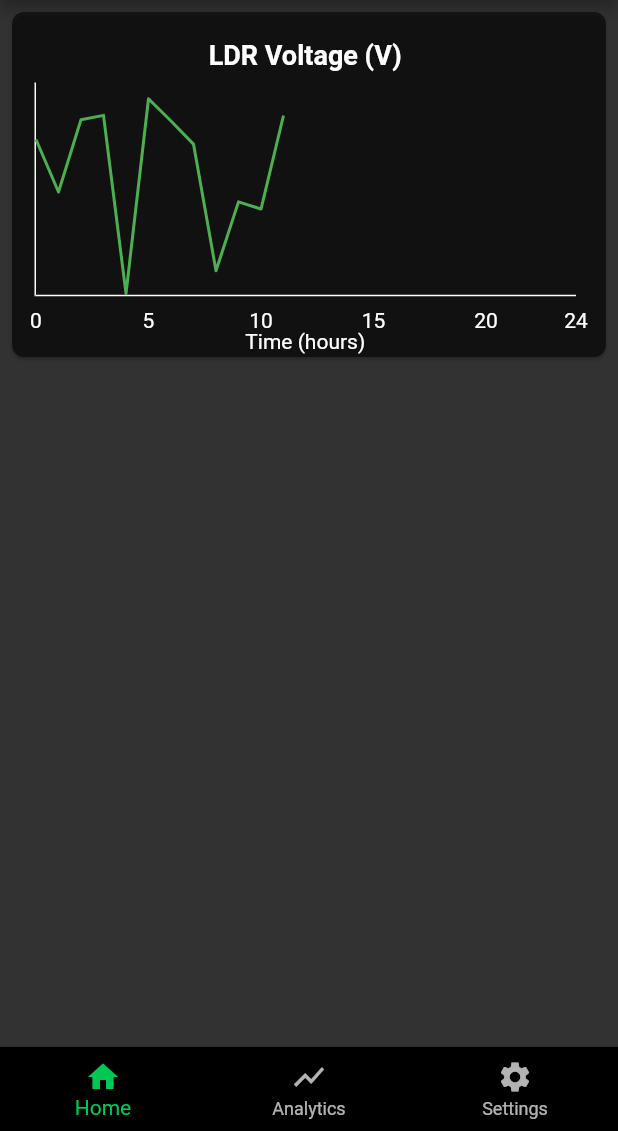
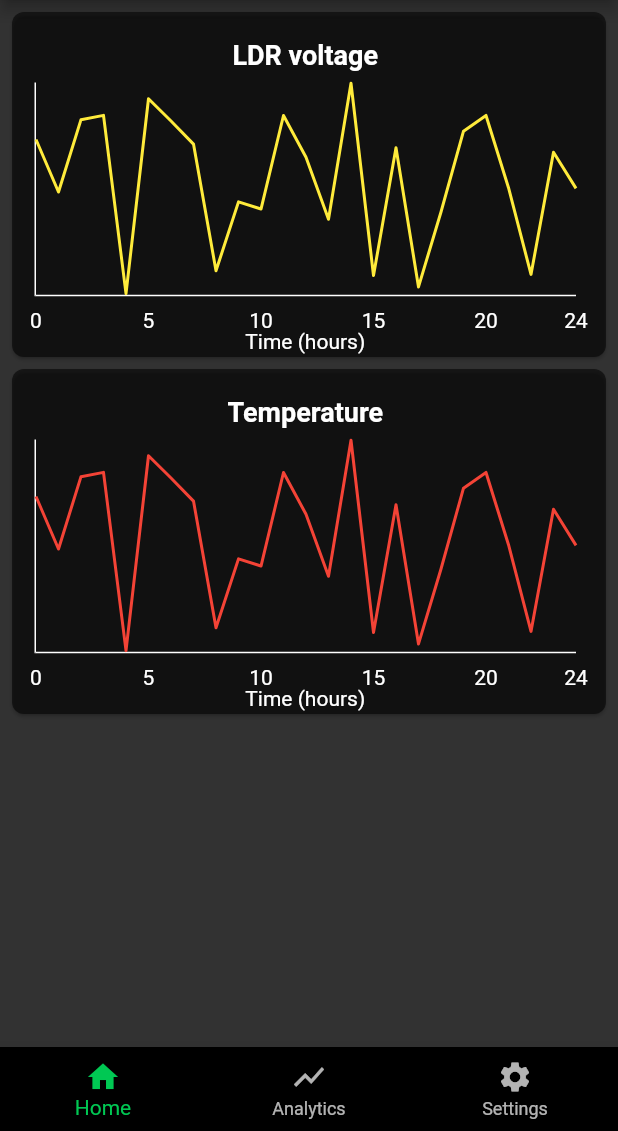
Before and after one commit to MRo47/MistyGro, a Flutter app: the screen it shows once a user with an empty profile is signed in, on a phone screen of 412 x 824 dp, the part 105-1236 px from its top. Run offline on Flutter 3.47's test engine with Material 2 defaults, Android fonts, the phone set to English and light mode, and no system bars; drawn by our look-alikes of fl_chart; our stand-ins replace firebase_auth, firebase_core, firebase_database; missing offline and left inert: dart:ffi; accounts and stored records are empty.

Commit message:
added chart params

```diff
--- a/Software/app/misty_gro/lib/chart.dart
+++ b/Software/app/misty_gro/lib/chart.dart
@@ -4,15 +4,24 @@ import 'package:flutter/material.dart';
 import 'data.dart';
 
 class Chart extends StatefulWidget {
-  const Chart({super.key});
+  final String title;
+  final double minY;
+  final double maxY;
+  final List<DataPoint> points;
+  final MaterialColor color;
+  const Chart(
+      {super.key,
+      required this.title,
+      required this.points,
+      required this.minY,
+      required this.maxY,
+      this.color = Colors.green});
 
   @override
   State<Chart> createState() => _ChartState();
 }
 
 class _ChartState extends State<Chart> {
-  final List<PricePoint> points = pricePoints;
-
   SideTitles get _bottomTitles => SideTitles(
         showTitles: true,
         getTitlesWidget: (value, meta) {
@@ -54,11 +63,12 @@ class _ChartState extends State<Chart> {
         child: Column(
           crossAxisAlignment: CrossAxisAlignment.center,
           children: [
-            const Padding(
-              padding: EdgeInsets.only(top: 8.0, bottom: 8.0),
+            Padding(
+              padding: const EdgeInsets.only(top: 8.0, bottom: 8.0),
               child: Text(
-                'LDR Voltage (V)',
-                style: TextStyle(fontSize: 18, fontWeight: FontWeight.bold),
+                widget.title,
+                style:
+                    const TextStyle(fontSize: 18, fontWeight: FontWeight.bold),
               ),
             ),
             AspectRatio(
@@ -67,18 +77,18 @@ class _ChartState extends State<Chart> {
                 LineChartData(
                   minX: 0,
                   maxX: 24,
-                  minY: 0,
-                  maxY: 1,
+                  minY: widget.minY,
+                  maxY: widget.maxY,
                   lineBarsData: [
                     LineChartBarData(
-                      spots: points
+                      spots: widget.points
                           .map((point) => FlSpot(point.x, point.y))
                           .toList(),
                       isCurved: false,
                       dotData: const FlDotData(
                         show: false,
                       ),
-                      color: Colors.green,
+                      color: widget.color,
 
                       // dotData: FlDotData(
                       //   show: false,
@@ -109,7 +119,7 @@ class _ChartState extends State<Chart> {
                       //   // TODO : Utilize touch event here to perform any operation
                       // },
                       touchTooltipData: LineTouchTooltipData(
-                        tooltipBgColor: Colors.green,
+                        tooltipBgColor: widget.color,
                         tooltipRoundedRadius: 20.0,
                         // showOnTopOfTheChartBoxArea: true,
                         fitInsideHorizontally: true,
@@ -123,7 +133,7 @@ class _ChartState extends State<Chart> {
                                 color: Colors.white,
                               );
                               return LineTooltipItem(
-                                "${points[touchedSpot.spotIndex].x.toStringAsFixed(2)}, ${points[touchedSpot.spotIndex].y.toStringAsFixed(2)}",
+                                "${widget.points[touchedSpot.spotIndex].x.toStringAsFixed(2)}, ${widget.points[touchedSpot.spotIndex].y.toStringAsFixed(2)}",
                                 textStyle,
                               );
                             },
--- a/Software/app/misty_gro/lib/data.dart
+++ b/Software/app/misty_gro/lib/data.dart
@@ -1,20 +1,20 @@
 import 'dart:math';
 // import 'package:collection/collection.dart';
 
-class PricePoint {
+class DataPoint {
   final double x;
   final double y;
 
-  PricePoint({required this.x, required this.y});
+  DataPoint({required this.x, required this.y});
 }
 
-List<PricePoint> get pricePoints {
+List<DataPoint> get dataPoints {
   final Random random = Random();
   final randomNumbers = <double>[];
-  final list = <PricePoint>[];
-  for (var i = 0; i <= 11; i++) {
+  final list = <DataPoint>[];
+  for (var i = 0; i <= 24; i++) {
     randomNumbers.add(random.nextDouble());
-    list.add(PricePoint(x: i.toDouble(), y: random.nextDouble()));
+    list.add(DataPoint(x: i.toDouble(), y: random.nextDouble()));
   }
 
   return list;
--- a/Software/app/misty_gro/lib/home_page.dart
+++ b/Software/app/misty_gro/lib/home_page.dart
@@ -22,6 +22,8 @@ class HomePage extends StatefulWidget {
 }
 
 class _HomePageState extends State<HomePage> {
+  // final List<DataPoint> points = dataPoints;
+
   final user = FirebaseAuth.instance.currentUser!;
   DatabaseReference dataRef = FirebaseDatabase.instance.ref();
   final showAnalytics = true;
@@ -93,7 +95,22 @@ class _HomePageState extends State<HomePage> {
 
   Widget _getBody() {
     if (showAnalytics) {
-      return const Chart();
+      return ListView(children: [
+        Chart(
+          title: 'LDR voltage',
+          points: dataPoints,
+          minY: 0,
+          maxY: 1,
+          color: Colors.yellow,
+        ),
+        Chart(
+          title: 'Temperature',
+          points: dataPoints,
+          minY: 0,
+          maxY: 1,
+          color: Colors.red,
+        ),
+      ]);
     } else {
       return ListView(
         children: <Widget>[
```
